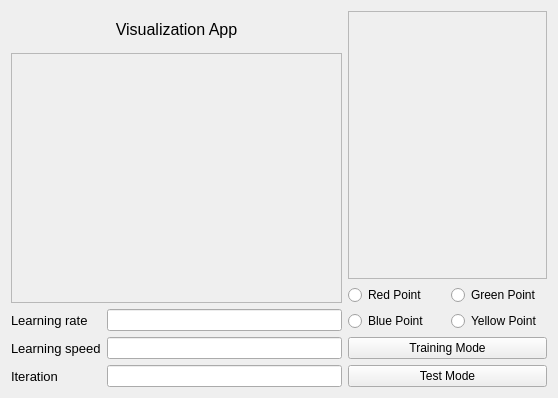
Qt form ui/main.ui (threezinedine/MachineLearningAlgorithmVisualization) before a commit.
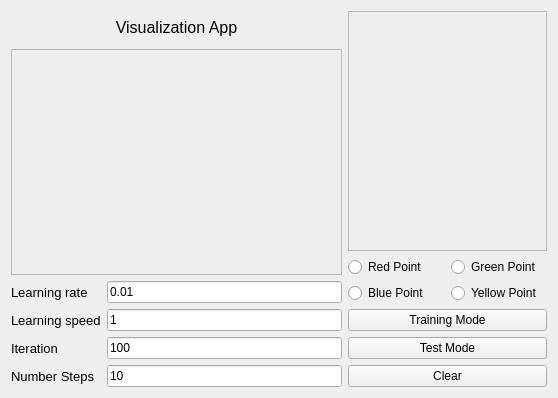
The same form after that commit.

```diff
--- a/ui/main.ui
+++ b/ui/main.ui
@@ -82,13 +82,44 @@
           </widget>
          </item>
          <item row="0" column="1">
-          <widget class="QLineEdit" name="learning_rate_line"/>
+          <widget class="QLineEdit" name="learning_rate_line">
+           <property name="text">
+            <string>0.01</string>
+           </property>
+          </widget>
          </item>
          <item row="1" column="1">
-          <widget class="QLineEdit" name="learning_speed_line"/>
+          <widget class="QLineEdit" name="learning_speed_line">
+           <property name="text">
+            <string>1</string>
+           </property>
+          </widget>
          </item>
          <item row="2" column="1">
-          <widget class="QLineEdit" name="iteration_line"/>
+          <widget class="QLineEdit" name="iteration_line">
+           <property name="text">
+            <string>100</string>
+           </property>
+          </widget>
+         </item>
+         <item row="3" column="0">
+          <widget class="QLabel" name="label_4">
+           <property name="font">
+            <font>
+             <pointsize>10</pointsize>
+            </font>
+           </property>
+           <property name="text">
+            <string>Number Steps</string>
+           </property>
+          </widget>
+         </item>
+         <item row="3" column="1">
+          <widget class="QLineEdit" name="num_steps_line">
+           <property name="text">
+            <string>10</string>
+           </property>
+          </widget>
          </item>
         </layout>
        </item>
@@ -107,7 +138,7 @@
         </widget>
        </item>
        <item>
-        <layout class="QVBoxLayout" name="mode_layout" stretch="1,2,2">
+        <layout class="QVBoxLayout" name="mode_layout" stretch="1,2,2,0">
          <item>
           <layout class="QGridLayout" name="gridLayout">
            <item row="0" column="0">
@@ -154,6 +185,13 @@
            </property>
           </widget>
          </item>
+         <item>
+          <widget class="QPushButton" name="clear_button">
+           <property name="text">
+            <string>Clear</string>
+           </property>
+          </widget>
+         </item>
         </layout>
        </item>
       </layout>
```
